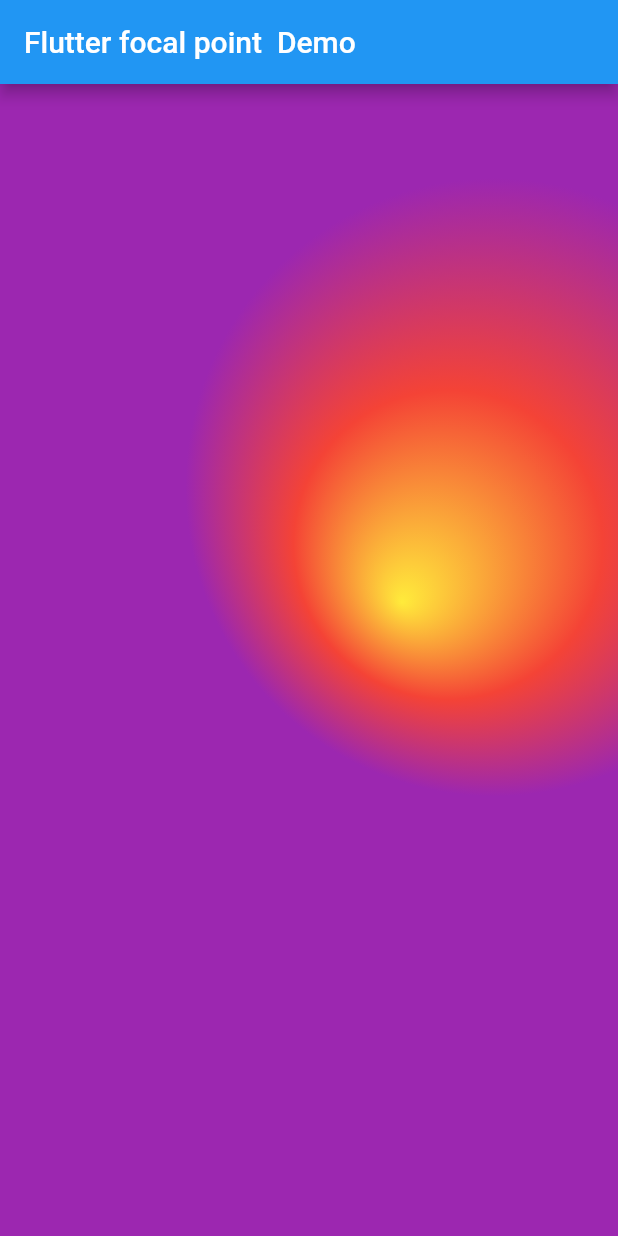
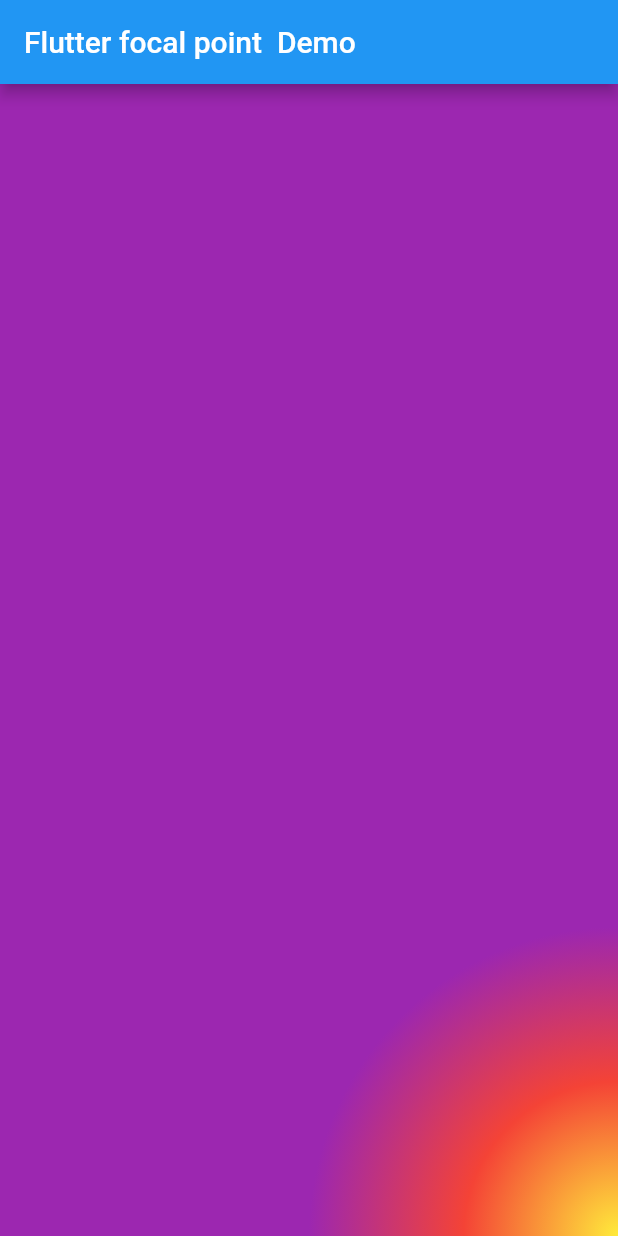
Before and after one commit to moniradiu/flutter, a Flutter app: the screen it shows after launch, on a phone screen of 412 x 824 dp. Run offline on Flutter 3.47's test engine with Material 2 defaults, Android fonts, the phone set to English and light mode, and no system bars.

Commit message:
Focal point 2

```diff
--- a/lib/main.dart
+++ b/lib/main.dart
@@ -16,8 +16,7 @@ class MyApp extends StatelessWidget {
             decoration: BoxDecoration(
               gradient: RadialGradient(
                 colors: [Colors.yellow, Colors.red, Colors.purple],
-                center: Alignment(0.6, -0.3),
-                focal: Alignment(0.3, -0.1),
+                center: Alignment(1.0, 1.0),
               ),
             ),
           ),
```
